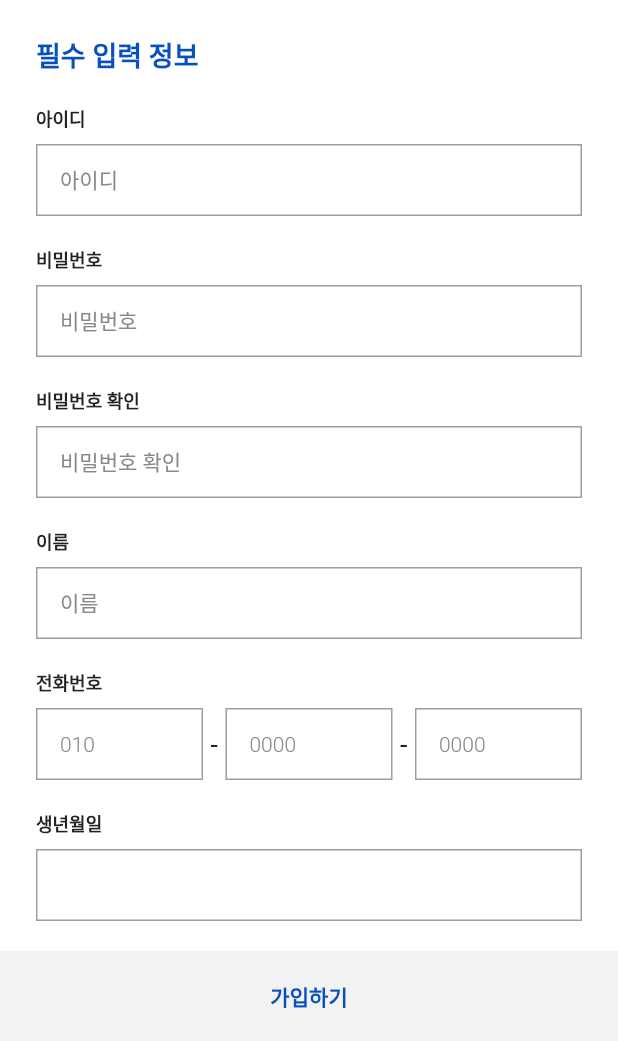
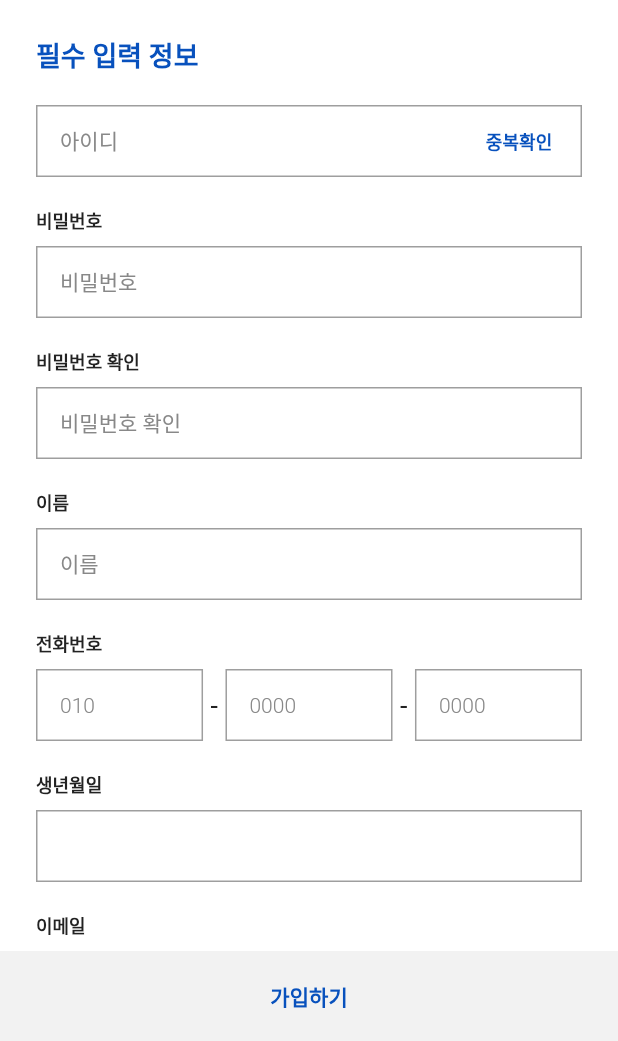
Before and after one commit to metasoft-official/beautycare-kiosk, a Flutter app: the RegisterPage screen opened by its route, on a phone screen of 412 x 824 dp, the part 195-1236 px from its top. Run offline on Flutter 3.47's test engine with Material 2 defaults, Android fonts, the phone set to English and light mode, and no system bars; our stand-ins replace camera, dio, firebase_core, firebase_messaging, fl_chart, flutter_local_notifications and 11 more; missing offline and left inert: kakao_flutter_sdk_user, remedi_kopo, spincircle_bottom_bar; accounts and stored records are empty; generated files the repository leaves out were written again; Roboto replaces fonts that are missing (noto_sans_kr); project files that could hold a hidden picture were left out.

Commit message:
feat : 주소 검색 기능 추가

```diff
--- a/lib/user/provider/register_state_provider.dart
+++ b/lib/user/provider/register_state_provider.dart
@@ -1,33 +1,36 @@
 import 'package:flutter/cupertino.dart';
 import 'package:hooks_riverpod/hooks_riverpod.dart';
+
+import 'package:remedi_kopo/remedi_kopo.dart';
 
 final registerStateProvider = ChangeNotifierProvider<RegisterState>((ref) {
   return RegisterState();
 });
 
 class RegisterState extends ChangeNotifier {
-  final idTextController = TextEditingController();
-  final pwTextController = TextEditingController();
-  final rePwTextController = TextEditingController();
-  final nmTextController = TextEditingController();
-  final phTextController = TextEditingController();
-  final bdayTextController = TextEditingController();
-  final emTextController = TextEditingController();
-  final domainTextController = TextEditingController();
-  final postcordTextController = TextEditingController();
-  final addressTextController = TextEditingController();
-  final detailAddressTextController = TextEditingController();
-  final pwFocus = FocusNode();
-  final idFocus = FocusNode();
-  final rePwFocus = FocusNode();
-  final nmFocus = FocusNode();
-  final phFocus = FocusNode();
-  final bdayFocus = FocusNode();
-  final emFocus = FocusNode();
-  final domainFocus = FocusNode();
-  final postcordFocus = FocusNode();
-  final addressFocus = FocusNode();
-  final detailAddressFocus = FocusNode();
+  List<bool> termsStates = [false, false];
+  bool allTermsState = false;
+
+  TextEditingController idTextController = TextEditingController();
+  TextEditingController pwTextController = TextEditingController();
+  TextEditingController rePwTextController = TextEditingController();
+  TextEditingController nmTextController = TextEditingController();
+  TextEditingController phTextController = TextEditingController();
+  TextEditingController bdayTextController = TextEditingController();
+  TextEditingController emTextController = TextEditingController();
+  TextEditingController domainTextController = TextEditingController();
+  TextEditingController postcordTextController = TextEditingController();
+  TextEditingController addressTextController = TextEditingController();
+  TextEditingController detailAddressTextController = TextEditingController();
+  FocusNode pwFocus = FocusNode();
+  FocusNode idFocus = FocusNode();
+  FocusNode rePwFocus = FocusNode();
+  FocusNode nmFocus = FocusNode();
+  FocusNode phFocus = FocusNode();
+  FocusNode bdayFocus = FocusNode();
+  FocusNode emFocus = FocusNode();
+  FocusNode domainFocus = FocusNode();
+  FocusNode detailAddressFocus = FocusNode();
 
   List<String> list = <String>['직접입력', 'naver.com', 'gmail.com'];
 
@@ -37,6 +40,58 @@ class RegisterState extends ChangeNotifier {
 
   String selectedGender = 'F';
 
+  agreeTerms(int i) {
+    // 해당 동의 상태 변경
+    termsStates[i] == true ? termsStates[i] = false : termsStates[i] = true;
+
+    // termsStates가 모두 true면 allTermsState 상태 변경
+    for (int j = 0; j < termsStates.length; j++) {
+      if (termsStates[j] == true && j < termsStates.length - 1) {
+        continue;
+      } else if (termsStates[j] == true && j == termsStates.length - 1) {
+        allTermsState = true;
+      } else {
+        allTermsState = false;
+        break;
+      }
+    }
+    notifyListeners();
+  }
+
+  agreeAllTerms() {
+    if (allTermsState == true) {
+      allTermsState = false;
+      termsStates.fillRange(0, termsStates.length, false);
+    } else {
+      allTermsState = true;
+      termsStates.fillRange(0, termsStates.length, true);
+    }
+    notifyListeners();
+  }
+
+  searchPost(BuildContext context) async {
+    KopoModel? model = await Navigator.push(
+      context,
+      CupertinoPageRoute(
+        builder: (context) => RemediKopo(),
+      ),
+    );
+
+    if (model != null) {
+      postcordTextController.clear();
+      addressTextController.clear();
+      detailAddressTextController.clear();
+
+      postcordTextController.text = model.zonecode.toString();
+      addressTextController.text =
+          model.buildingName != null && model.buildingName != ""
+              ? '${model.address.toString()} (${model.buildingName.toString()})'
+              : model.address.toString();
+    }
+
+    notifyListeners();
+  }
+
   void resetState() {
     RegisterState();
     notifyListeners();
--- a/lib/user/view/pages/register_page.dart
+++ b/lib/user/view/pages/register_page.dart
@@ -8,8 +8,7 @@ import 'package:beauty_care/common/layout/app_text.dart';
 import 'package:beauty_care/common/layout/app_color.dart';
 
 import 'package:beauty_care/common/component/widgets/button_bottom_navigation_bar.dart';
-
-import '../widgets/custom_text_form_field.dart';
+import 'package:beauty_care/user/view/widgets/custom_text_form_field.dart';
 
 class RegisterPage extends ConsumerStatefulWidget {
   const RegisterPage({Key? key}) : super(key: key);
@@ -60,11 +59,29 @@ class RegisterState extends ConsumerState<RegisterPage> {
                 const Text('필수 입력 정보', style: AppTextTheme.blue18b),
                 const SizedBox(height: 20),
 
-                CustomTextFormField(
-                    title: '아이디',
-                    controller: registerState.idTextController,
-                    focusNode: registerState.idFocus,
-                    hintText: '아이디'),
+                TextFormField(
+                  readOnly: false,
+                  autocorrect: false,
+                  controller: registerState.idTextController,
+                  focusNode: registerState.idFocus,
+                  keyboardType: TextInputType.text,
+                  textInputAction: TextInputAction.next,
+                  // onChanged: (){},
+                  // validator: validator,
+                  decoration: InputDecoration(
+                      hintText: '아이디',
+                      suffixIcon: Container(
+                        margin: const EdgeInsets.only(right: 10),
+                        child: TextButton(
+                          onPressed: () {},
+                          child: const Text(
+                            '중복확인',
+                            style: AppTextTheme.blue12b,
+                          ),
+                        ),
+                      )),
+                ),
+                const SizedBox(height: 20),
 
                 // 비밀번호
                 CustomTextFormField(
@@ -282,25 +299,23 @@ class RegisterState extends ConsumerState<RegisterPage> {
                   children: [
                     Expanded(
                         child: TextFormField(
-                      readOnly: false,
+                      readOnly: true,
                       autocorrect: false,
                       controller: registerState.postcordTextController,
-                      focusNode: registerState.postcordFocus,
                       keyboardType: TextInputType.text,
                       textInputAction: TextInputAction.next,
                       decoration: const InputDecoration(
                         hintText: '우편번호',
                       ),
-                      //   onChanged :(value) => {
-                      //     return null;
-                      //   },
                       // validator : (value) => {
                       //   return null;
                       // },
                     )),
                     const SizedBox(width: 8),
                     ElevatedButton(
-                      onPressed: () {},
+                      onPressed: () {
+                        registerState.searchPost(context);
+                      },
                       style: AppButtonTheme.basicElevatedButtonTheme.copyWith(
                           shape: MaterialStateProperty.all(
                               RoundedRectangleBorder(
@@ -315,8 +330,8 @@ class RegisterState extends ConsumerState<RegisterPage> {
                 ),
                 const SizedBox(height: 8),
                 CustomTextFormField(
-                    controller: registerState.detailAddressTextController,
-                    focusNode: registerState.detailAddressFocus,
+                    readOnly: true,
+                    controller: registerState.addressTextController,
                     hintText: '주소'),
                 // 상세주소
                 CustomTextFormField(
--- a/lib/user/view/widgets/custom_text_form_field.dart
+++ b/lib/user/view/widgets/custom_text_form_field.dart
@@ -13,6 +13,7 @@ class CustomTextFormField extends StatelessWidget {
     this.validator,
     this.textInputType,
     this.textInputAction,
+    this.readOnly,
   }) : super(key: key);
 
   final String? title;
@@ -23,6 +24,7 @@ class CustomTextFormField extends StatelessWidget {
   final TextInputAction? textInputAction;
   final dynamic onChanged;
   final dynamic validator;
+  final bool? readOnly;
 
   @override
   Widget build(BuildContext context) {
@@ -34,7 +36,7 @@ class CustomTextFormField extends StatelessWidget {
           const SizedBox(height: 8)
         ],
         TextFormField(
-          readOnly: false,
+          readOnly: readOnly ?? false,
           autocorrect: false,
           controller: controller,
           focusNode: focusNode,
--- a/pubspec.yaml
+++ b/pubspec.yaml
@@ -48,7 +48,8 @@ dependencies:
   material_design_icons_flutter: 7.0.7296
   fl_chart: ^0.62.0
   flutter_svg:
-
+  flutter_inappwebview: ^5.7.2+3
+  remedi_kopo: ^0.0.2
 
 
   kakao_flutter_sdk_talk:
```
Also changed, not shown: pubspec.lock.
